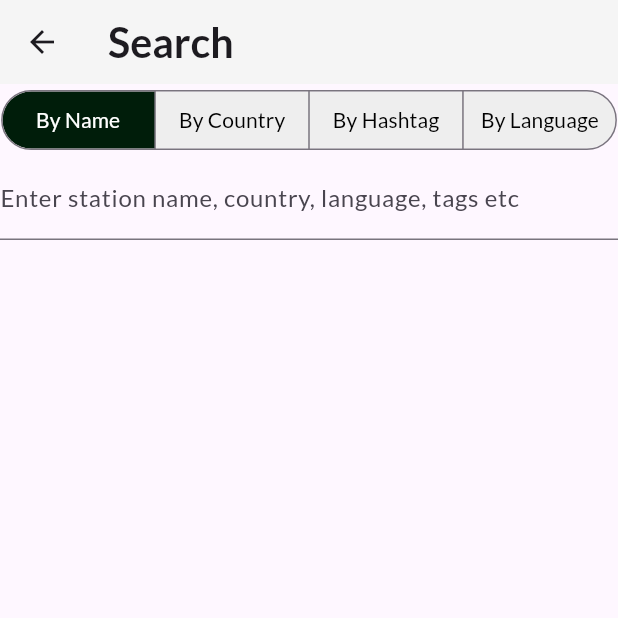
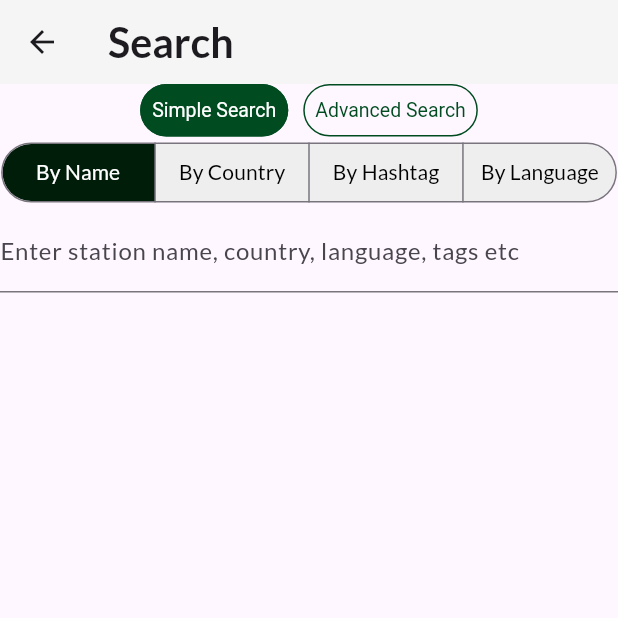
Before and after one commit to pramodkumar115/radio-wave, a Flutter app: the SearchView screen opened directly, on a phone screen of 412 x 824 dp, the top half of it. Run offline on Flutter 3.47's test engine with Material 3 defaults, Android fonts, the phone set to English and light mode, and no system bars; drawn by our look-alikes of getwidget; our stand-ins replace curved_navigation_bar, flutter_riverpod, flutter_typeahead, geocoding, geolocator, google_fonts and 6 more; missing offline and left inert: fui_kit; network calls fail.

Commit message:
Advanced search

```diff
--- a/lib/Search/search_view.dart
+++ b/lib/Search/search_view.dart
@@ -2,6 +2,7 @@ import 'dart:async';
 import 'dart:convert';
 
 import 'package:flutter/material.dart';
+import 'package:flutter_typeahead/flutter_typeahead.dart';
 import 'package:fui_kit/fui_kit.dart';
 import 'package:getwidget/getwidget.dart';
 import 'package:orbit_radio/Search/search_service.dart';
@@ -20,23 +21,43 @@ class _SearchViewState extends State<SearchView> {
   final _searchController = TextEditingController();
   int offset = 0, limit = 10;
   List<RadioStation> searchedRadioStations = List.empty(growable: true);
-  Set<String> searchType = {'byname'};
+  Set<String> searchBy = {'byname'};
+  String searchType = "SIMPLE";
   Timer? _debounce;
+
+  final TextEditingController _nameController = TextEditingController();
+  final TextEditingController _countryController = TextEditingController();
+  final TextEditingController _languageController = TextEditingController();
+  final TextEditingController _tagController = TextEditingController();
+
+  List<String> countryList = List.empty(growable: true);
+  String selectedCountry = "";
 
   @override
   void initState() {
     super.initState();
     _searchController.addListener(() => loadData(offset, limit));
+    _nameController.addListener(() => loadData(offset, limit));
+    _countryController.addListener(() => loadData(offset, limit));
+    _languageController.addListener(() => loadData(offset, limit));
+    _tagController.addListener(() => loadData(offset, limit));
   }
 
   void loadData(int startIndex, int endIndex) async {
     if (_debounce?.isActive ?? false) _debounce!.cancel();
     _debounce = Timer(const Duration(milliseconds: 1000), () async {
       String text = _searchController.text;
-      if (text.length >= 3) {
-        var response = await getSearchResults(
-            text.trim(), searchType.first, startIndex, endIndex);
-        if (response.statusCode == 200) {
+      var response = searchType == 'SIMPLE'
+          ? await getSearchResults(
+              text.trim(), searchBy.first, startIndex, endIndex)
+          : await getAdvancedSearchResults(
+              _nameController.text,
+              selectedCountry,
+              _languageController.text,
+              _tagController.text,
+              startIndex,
+              endIndex);
+      if (response != null && response.statusCode == 200) {
         List<dynamic> stationList = jsonDecode(response.body);
         var list = stationList.map((d) => RadioStation.fromJson(d)).toList();
         print("list - ${response.body}");
@@ -46,9 +67,6 @@ class _SearchViewState extends State<SearchView> {
         });
       } else {
         throw Exception('Failed to load album');
-        }
-      } else {
-        setState(() => searchedRadioStations.clear());
       }
     });
   }
@@ -71,6 +89,40 @@ class _SearchViewState extends State<SearchView> {
           backgroundColor: Colors.grey.shade100,
         ),
         body: Column(children: [
+          Row(
+            spacing: 10,
+            mainAxisAlignment: MainAxisAlignment.center,
+            children: [
+              GFButton(
+                  onPressed: () {
+                    setState(() {
+                      searchType = 'SIMPLE';
+                      searchedRadioStations.clear();
+                    });
+                  },
+                  text: "Simple Search",
+                  color: const Color.fromARGB(255, 0, 75, 32),
+                  shape: GFButtonShape.pills,
+                  type: searchType == 'SIMPLE'
+                      ? GFButtonType.solid
+                      : GFButtonType.outline),
+              GFButton(
+                  onPressed: () async {
+                    setState(() {
+                      searchType = 'ADVANCED';
+                      searchedRadioStations.clear();
+                    });
+                  },
+                  text: "Advanced Search",
+                  color: const Color.fromARGB(255, 0, 75, 32),
+                  shape: GFButtonShape.pills,
+                  type: searchType == 'ADVANCED'
+                      ? GFButtonType.solid
+                      : GFButtonType.outline)
+            ],
+          ),
+          searchType == 'SIMPLE'
+              ? Column(children: [
                   SegmentedButton(
                       emptySelectionAllowed: false,
                       multiSelectionEnabled: false,
@@ -99,22 +151,22 @@ class _SearchViewState extends State<SearchView> {
                       ),
                       segments: const <ButtonSegment<String>>[
                         ButtonSegment(value: 'byname', label: Text('By Name')),
-                ButtonSegment(value: 'bycountry', label: Text('By Country')),
-                ButtonSegment(value: 'bytag', label: Text('By Hashtag')),
-                ButtonSegment(value: 'bylanguage', label: Text('By Language')),
+                        ButtonSegment(
+                            value: 'bycountry', label: Text('By Country')),
+                        ButtonSegment(
+                            value: 'bytag', label: Text('By Hashtag')),
+                        ButtonSegment(
+                            value: 'bylanguage', label: Text('By Language')),
                       ],
-              selected: searchType,
+                      selected: searchBy,
                       onSelectionChanged: (Set<String> value) {
                         setState(() {
-                  searchType = value;
+                          searchBy = value;
                           searchedRadioStations.clear();
                         });
                         Future.delayed(Duration.zero, () async {
                           if (_searchController.text.length >= 3) {
-                    loadData(0, 10);
-                    setState(() {
-                      offset = 0;
-                    });
+                            getData();
                           }
                         });
                       }),
@@ -123,8 +175,57 @@ class _SearchViewState extends State<SearchView> {
                     textInputAction: TextInputAction.search,
                     controller: _searchController,
                     decoration: const InputDecoration(
-                labelText: 'Enter station name, country, language, tags etc'),
+                        labelText:
+                            'Enter station name, country, language, tags etc'),
+                  )
+                ])
+              : Padding(
+                  padding: EdgeInsets.all(10),
+                  child: Column(
+                    spacing: 10,
+                    children: [
+                      TextField(
+                        controller: _nameController,
+                        decoration: const InputDecoration(
+                            border: OutlineInputBorder(),
+                            labelText: 'Name of the station'),
                       ),
+                      TypeAheadField<String>(
+                        suggestionsCallback: (search) => getCountryList(search),
+                        controller: _countryController,
+                        builder: (context, controller, focusNode) {
+                          return TextField(
+                              controller: controller,
+                              focusNode: focusNode,
+                              autofocus: false,
+                              decoration: InputDecoration(
+                                  border: OutlineInputBorder(),
+                                  labelText: 'Country'));
+                        },
+                        itemBuilder: (context, country) {
+                          return ListTile(title: Text(country));
+                        },
+                        onSelected: (country) {
+                          setState(() {
+                            selectedCountry = country;
+                          });
+                          _countryController.text = country;
+                          // loadData(0, 10);
+                        },
+                      ),
+                      TextField(
+                        controller: _languageController,
+                        decoration: const InputDecoration(
+                            border: OutlineInputBorder(),
+                            labelText: 'Language'),
+                      ),
+                      TextField(
+                        controller: _tagController,
+                        decoration: const InputDecoration(
+                            border: OutlineInputBorder(), labelText: 'Hash Tags (Comma Seperated for multiple tag search)'),
+                      ),
+                    ],
+                  )),
           searchedRadioStations.isNotEmpty
               ? Expanded(
                   child: ListView(children: [
@@ -171,4 +272,11 @@ class _SearchViewState extends State<SearchView> {
               : Container(),
         ]));
   }
+
+  void getData() {
+    loadData(0, 10);
+    setState(() {
+      offset = 0;
+    });
   }
+}
--- a/pubspec.yaml
+++ b/pubspec.yaml
@@ -56,6 +56,8 @@ dependencies:
   glossy: ^0.0.5
   collection: ^1.19.1
   internet_connection_checker_plus: ^2.9.0
+  flutter_typeahead: ^5.2.0
+  flutter_keyboard_visibility: ^6.0.0
 
 dev_dependencies:
   flutter_test:
```
Also changed, not shown: lib/Search/search_service.dart (+45 -3 lines). Lines whose indentation alone changed are shown as unchanged.
